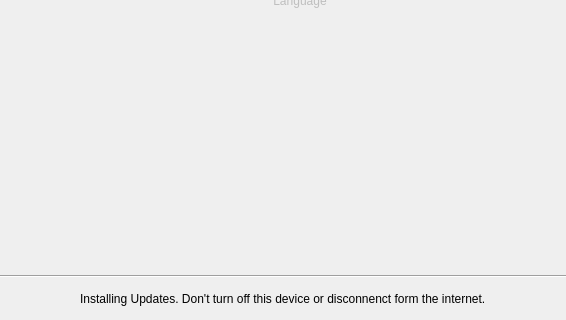
Before: the Qt Designer form systemonboarding.ui in theCheeseboard/scallop, drawn with Qt 5; both pictures show x 136 to 702 and y 322 to 642 of the 872 by 642 pixel window.
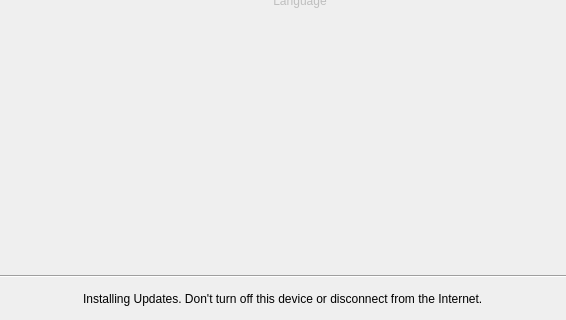
After: the same form once the commit is applied. Icons and pictures are not drawn. Custom widgets are drawn as their Qt base class.

Diff of the .ui file:
```diff
--- a/systemonboarding.ui
+++ b/systemonboarding.ui
@@ -801,7 +801,7 @@
          <item>
           <widget class="QLabel" name="installingUpdatesLabel">
            <property name="text">
-            <string>Installing Updates. Don't turn off this device or disconnenct form the internet.</string>
+            <string>Installing Updates. Don't turn off this device or disconnect from the Internet.</string>
            </property>
           </widget>
          </item>
```
Left out of the diff: 14 changed lines with no effect on the pictures.
